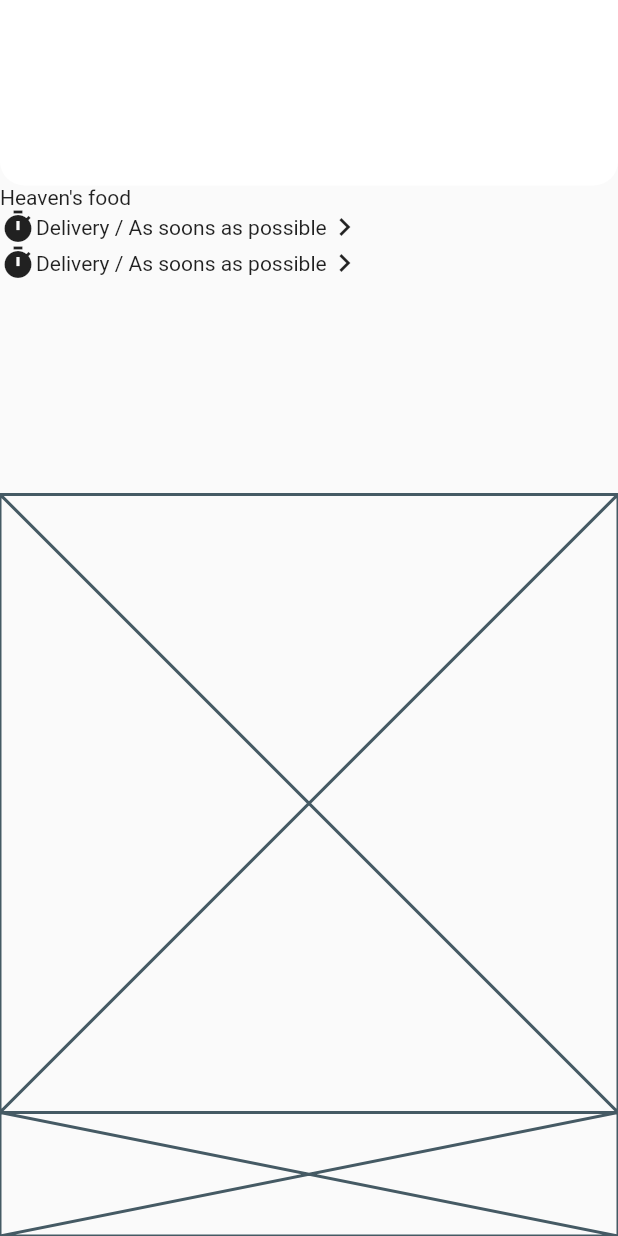
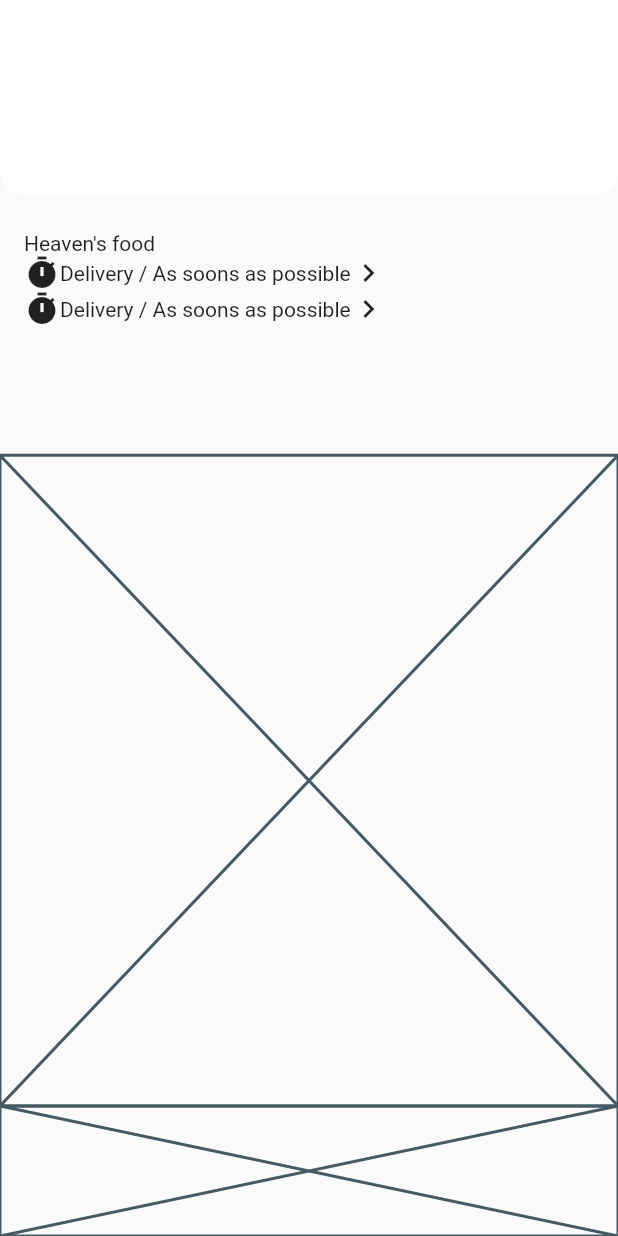
Before and after one commit to JAICHANGPARK/flutter_notebook_11th_story, a Flutter app: the screen it shows after launch, item 2 of the bottom bar chosen, on a phone screen of 412 x 824 dp. Run offline on Flutter 3.47's test engine with Material 2 defaults, Android fonts, the phone set to English and light mode, and no system bars; our stand-ins replace backdrop, badges, flutter_inner_drawer, flutter_slidable, flutter_swiper, google_fonts; network calls fail.

Commit message:
Update food_order_page.dart

```diff
--- a/lib/ep744_food_app/ui/food_order_page.dart
+++ b/lib/ep744_food_app/ui/food_order_page.dart
@@ -20,11 +20,13 @@ class _FoodOrderPageState extends State<FoodOrderPage> {
                       borderRadius: BorderRadius.only(
                         bottomRight: Radius.circular(16),
                         bottomLeft: Radius.circular(16),
-                    )
-                  ),
+                      )),
                 )),
             Expanded(
-                flex: 5,child: Column(
+                flex: 4,
+                child: Padding(
+                  padding: const EdgeInsets.only(top: 24, left: 16, right: 16),
+                  child: Column(
                     crossAxisAlignment: CrossAxisAlignment.start,
                     children: [
                       Text("Heaven's food"),
@@ -42,16 +44,11 @@ class _FoodOrderPageState extends State<FoodOrderPage> {
                           Icon(Icons.keyboard_arrow_right)
                         ],
                       )
-
                     ],
+                  ),
                 )),
-            Expanded(
-                flex: 10,
-                child: Placeholder()),
-            Expanded(
-                flex: 2,
-                child: Placeholder()),
-
+            Expanded(flex: 10, child: Placeholder()),
+            Expanded(flex: 2, child: Placeholder()),
           ],
         ),
       ),
```
Lines whose indentation alone changed are shown as unchanged.
